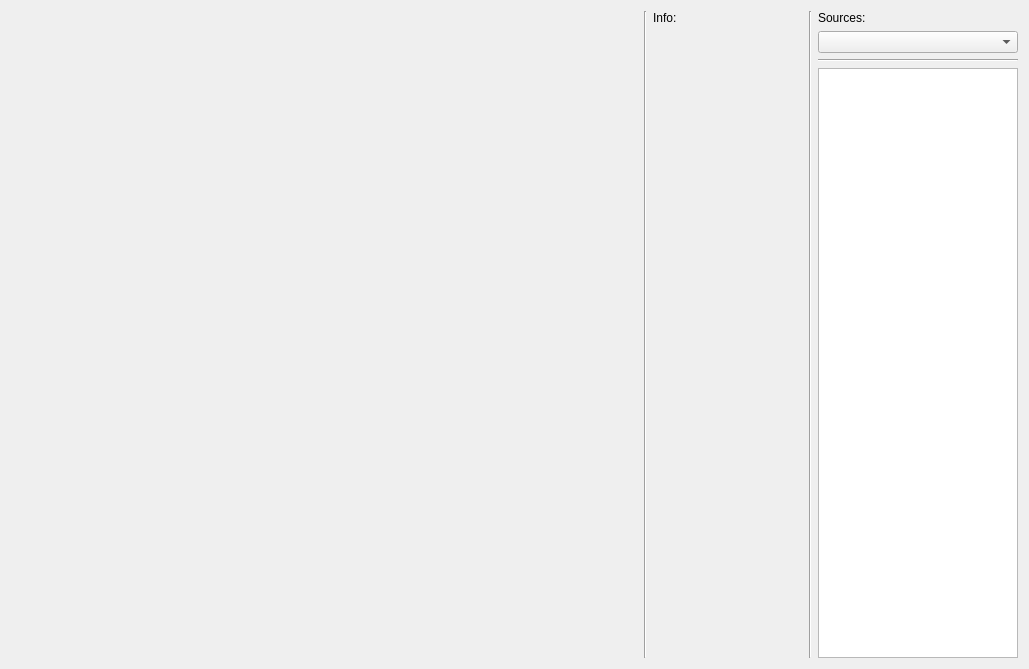
panderan/text-detection, file gui/ui/verbose_show.ui: the form before one commit.
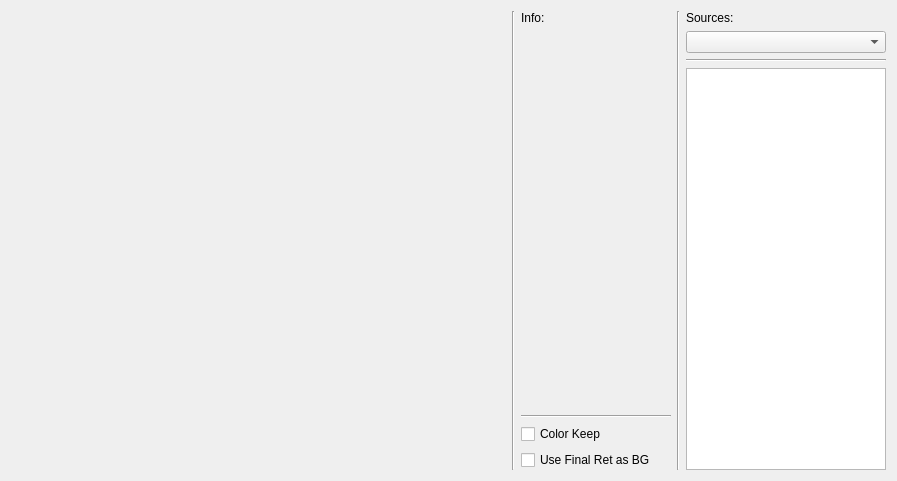
The form after the commit.

```diff
--- a/gui/ui/verbose_show.ui
+++ b/gui/ui/verbose_show.ui
@@ -6,8 +6,8 @@
    <rect>
     <x>0</x>
     <y>0</y>
-    <width>1029</width>
-    <height>669</height>
+    <width>897</width>
+    <height>481</height>
    </rect>
   </property>
   <property name="windowTitle">
@@ -25,6 +25,11 @@
     </widget>
    </item>
    <item>
+    <layout class="QVBoxLayout" name="verticalLayout_2">
+     <property name="sizeConstraint">
+      <enum>QLayout::SetDefaultConstraint</enum>
+     </property>
+     <item>
     <widget class="QLabel" name="label_info">
      <property name="enabled">
       <bool>true</bool>
@@ -50,6 +55,65 @@
     </widget>
    </item>
    <item>
+      <widget class="Line" name="line_horiz_2">
+       <property name="minimumSize">
+        <size>
+         <width>150</width>
+         <height>0</height>
+        </size>
+       </property>
+       <property name="maximumSize">
+        <size>
+         <width>150</width>
+         <height>16777215</height>
+        </size>
+       </property>
+       <property name="orientation">
+        <enum>Qt::Horizontal</enum>
+       </property>
+      </widget>
+     </item>
+     <item>
+      <widget class="QCheckBox" name="checkbox_color_keep">
+       <property name="minimumSize">
+        <size>
+         <width>150</width>
+         <height>0</height>
+        </size>
+       </property>
+       <property name="maximumSize">
+        <size>
+         <width>150</width>
+         <height>16777215</height>
+        </size>
+       </property>
+       <property name="text">
+        <string>Color Keep</string>
+       </property>
+      </widget>
+     </item>
+     <item>
+      <widget class="QCheckBox" name="checkbox_use_final_ret_as_bg">
+       <property name="minimumSize">
+        <size>
+         <width>150</width>
+         <height>0</height>
+        </size>
+       </property>
+       <property name="maximumSize">
+        <size>
+         <width>150</width>
+         <height>16777215</height>
+        </size>
+       </property>
+       <property name="text">
+        <string>Use Final Ret as BG</string>
+       </property>
+      </widget>
+     </item>
+    </layout>
+   </item>
+   <item>
     <widget class="Line" name="line_vertical_2">
      <property name="orientation">
       <enum>Qt::Vertical</enum>
@@ -113,19 +177,7 @@
       </widget>
      </item>
      <item>
-      <widget class="QListView" name="list_view">
-       <property name="sizePolicy">
-        <sizepolicy hsizetype="Fixed" vsizetype="Expanding">
-         <horstretch>0</horstretch>
-         <verstretch>0</verstretch>
-        </sizepolicy>
-       </property>
-       <property name="minimumSize">
-        <size>
-         <width>200</width>
-         <height>0</height>
-        </size>
-       </property>
+      <widget class="QListWidget" name="list_widget">
        <property name="maximumSize">
         <size>
          <width>200</width>
```
Lines whose indentation alone changed are shown as unchanged.
